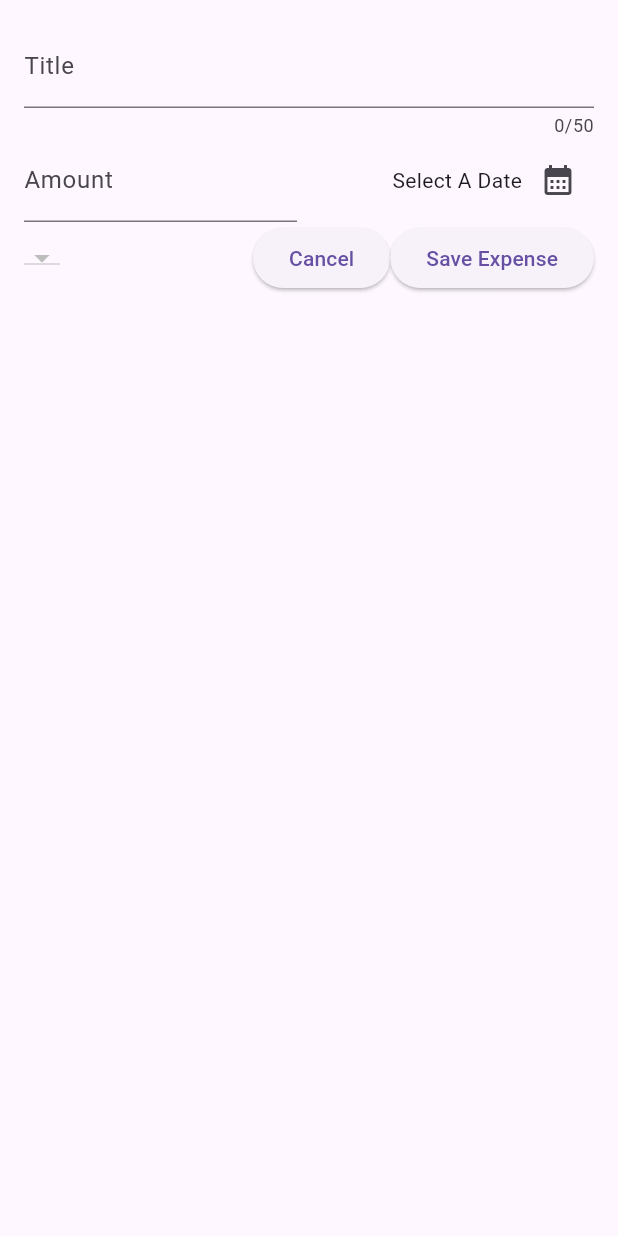
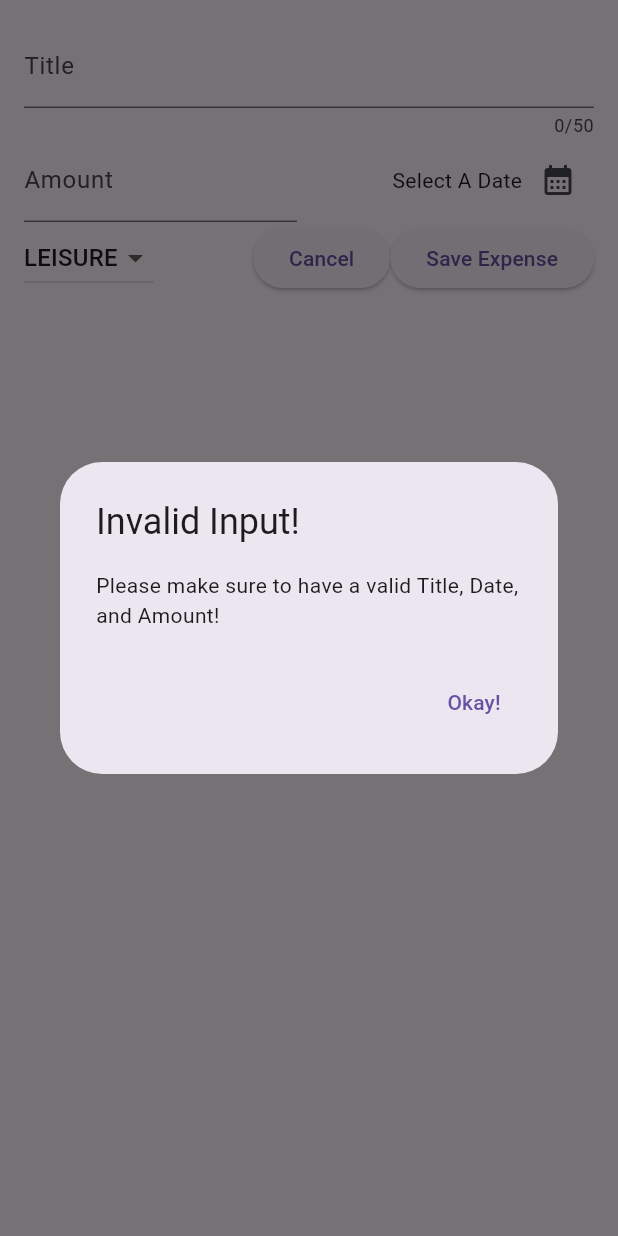
Before and after one commit to IdkBored-d/expense_tracker_fa2025, a Flutter app: the NewExpense widget shown alone on an empty page, opened directly, after a tap on "Save Expense", on a phone screen of 412 x 824 dp. Run offline on Flutter 3.47's test engine with Material 3 defaults, Android fonts, the light colour scheme and no system bars.

Commit message:
Added DropDownItems for categories. Started Save expense functionality. Added check for empty fields

```diff
--- a/lib/new_expense.dart
+++ b/lib/new_expense.dart
@@ -1,4 +1,4 @@
-import 'package:flutter/foundation.dart';
+import 'package:expense_tracker_fa2025/models/expense.dart';
 import 'package:flutter/material.dart';
 import 'package:intl/intl.dart';
 
@@ -17,12 +17,34 @@ class _NewExpenseState extends State<NewExpense>{
   final _titleController = TextEditingController();
   final _amountController = TextEditingController();
   DateTime? _selectedDate;
+  Category _selectedCategory = Category.leisure;
 
   @override
   void dispose(){
     _titleController.dispose();
     _amountController.dispose();
     super.dispose();
+  }
+
+  void _submitExpenseData(){
+    final enteredAmount = double.tryParse(_amountController.text);
+    final amountIsInvalid = enteredAmount == null || enteredAmount <= 0;
+    if(_titleController.text.trim().isEmpty || amountIsInvalid){
+      showDialog(
+        context: context,
+         builder: (ctx) => AlertDialog(
+          title: const Text("Invalid Input!"),
+          content: const Text("Please make sure to have a valid Title, Date, and Amount!"),
+          actions: [
+            TextButton(onPressed: (){
+              Navigator.pop(ctx);
+            },
+            child: const Text("Okay!"))
+          ],
+         )
+         );
+         return;
+  }
   }
 
   Future<void> _presentDatePicker() async {
@@ -80,25 +102,35 @@ class _NewExpenseState extends State<NewExpense>{
             ])),
               ],
             ),
-            Row(children: [
+            Row(
+              children: [
               DropdownButton(
+                value:_selectedCategory,
                 items: Category.values.map(
-                  (category) => DropdownMenu(
-                    child: Text(category.name.toString(),),),
+                  (category) => DropdownMenuItem(
+                    value: category,
+                    child: Text(category.name.toUpperCase(),),),
                     ).toList(),
-                onChanged: (value){}
+                onChanged: (value){
+                  if(value == null){
+                    return;
+                  }
+                  setState(() {
+                    _selectedCategory = value;
+                    print(_selectedCategory);
+                  });
+                }
                 ),
               Spacer(),
               ElevatedButton(onPressed: (){
                 Navigator.pop(context);
               }, child: Text("Cancel")),
               ElevatedButton(
-                onPressed: (){
-                  print(_titleController.text);
-                  print(_amountController.value);
-                },
-                child: Text('Save Expense'))
-            ])
+                onPressed: _submitExpenseData,
+                child: Text('Save Expense'),
+              ),
+              ],
+            )
             ],
       )
     );
```
